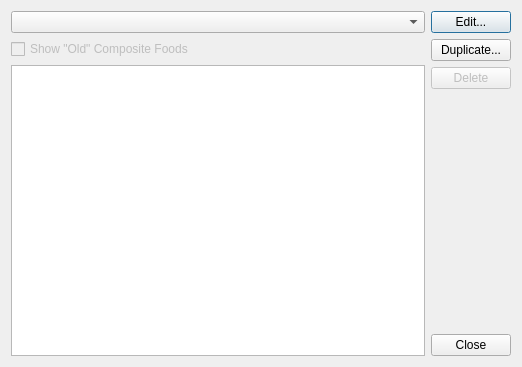
This is src/my_foods.ui in tylermchenry/nutrition_tracker as Qt 5 draws it before an edit. The edited form follows.
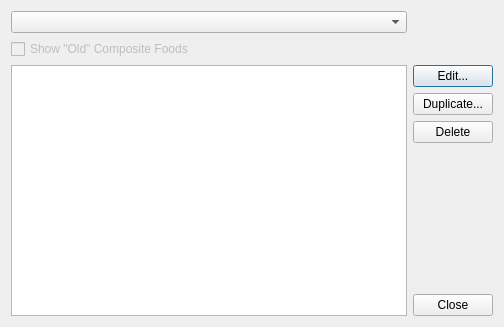
This is the edited form.

Commit message: Add the ability to delete foods.

Patch:
```diff
--- a/src/my_foods.ui
+++ b/src/my_foods.ui
@@ -9,15 +9,15 @@
    <rect>
     <x>0</x>
     <y>0</y>
-    <width>522</width>
-    <height>367</height>
+    <width>504</width>
+    <height>327</height>
    </rect>
   </property>
   <property name="windowTitle">
    <string>My Foods</string>
   </property>
-  <layout class="QHBoxLayout" name="horizontalLayout">
-   <item>
+  <layout class="QGridLayout" name="gridLayout">
+   <item row="1" column="0">
     <layout class="QVBoxLayout" name="verticalLayout_2">
      <item>
       <widget class="QComboBox" name="cbFilter">
@@ -39,12 +39,12 @@
        </property>
       </widget>
      </item>
-     <item>
-      <widget class="QListWidget" name="lstFoods"/>
-     </item>
     </layout>
    </item>
-   <item>
+   <item row="2" column="0">
+    <widget class="QListWidget" name="lstFoods"/>
+   </item>
+   <item row="2" column="1">
     <layout class="QVBoxLayout" name="verticalLayout">
      <item>
       <widget class="QPushButton" name="btnEdit">
@@ -63,7 +63,7 @@
      <item>
       <widget class="QPushButton" name="btnDelete">
        <property name="enabled">
-        <bool>false</bool>
+        <bool>true</bool>
        </property>
        <property name="text">
         <string>Delete</string>
```
The commit also changes 10 other files.
